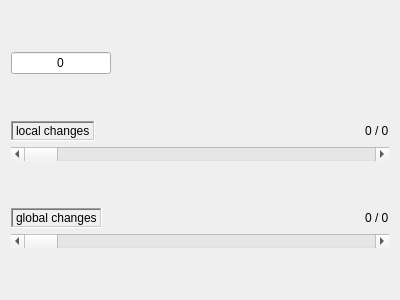
First picture: the form in agents/mission_controller/src/historic_debugger.ui, repository jcalderon12/robocomp-insight, before the edit.
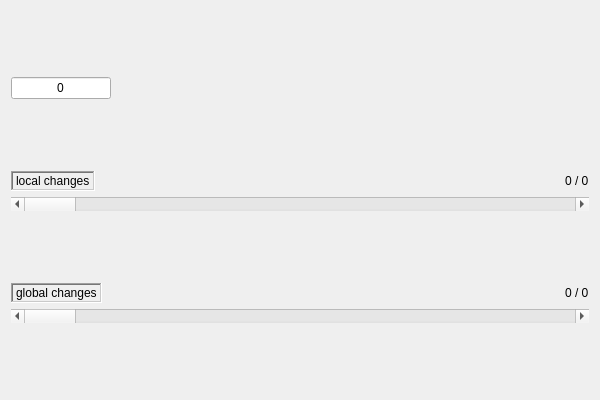
Second picture: the form after the edit.

```diff
--- a/agents/mission_controller/src/historic_debugger.ui
+++ b/agents/mission_controller/src/historic_debugger.ui
@@ -6,10 +6,16 @@
    <rect>
     <x>0</x>
     <y>0</y>
-    <width>400</width>
-    <height>300</height>
+    <width>600</width>
+    <height>400</height>
    </rect>
   </property>
+  <property name="minimumSize">
+   <size>
+    <width>550</width>
+    <height>350</height>
+   </size>
+  </property>
   <property name="windowTitle">
    <string>Form</string>
   </property>
```
